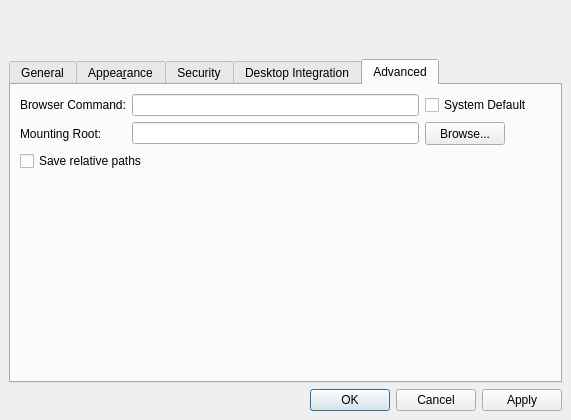
Qt form src/forms/SettingsDlg.ui (thooge/keepassx1) before a commit.
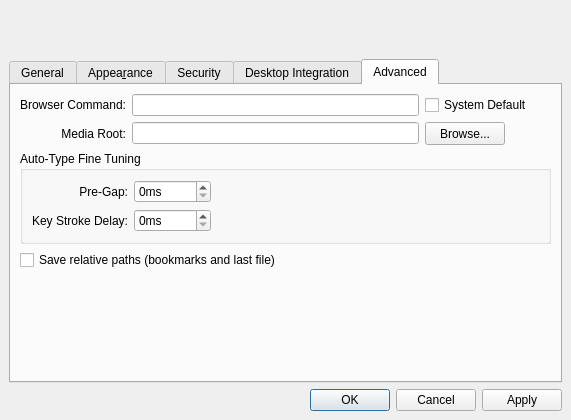
The same form after that commit. The open tabs and pages were chosen to show the change. Icons and pictures are not drawn.

The edit to the form file:
```diff
--- a/src/forms/SettingsDlg.ui
+++ b/src/forms/SettingsDlg.ui
@@ -899,7 +899,10 @@
          <item row="1" column="0" >
           <widget class="QLabel" name="label_2" >
            <property name="text" >
-            <string>Mounting Root:</string>
+            <string>Media Root:</string>
+           </property>
+           <property name="alignment" >
+            <set>Qt::AlignRight|Qt::AlignTrailing|Qt::AlignVCenter</set>
            </property>
           </widget>
          </item>
@@ -908,6 +911,9 @@
            <property name="text" >
             <string>Browser Command:</string>
            </property>
+           <property name="alignment" >
+            <set>Qt::AlignRight|Qt::AlignTrailing|Qt::AlignVCenter</set>
+           </property>
           </widget>
          </item>
          <item row="0" column="1" >
@@ -946,10 +952,84 @@
          </item>
         </layout>
        </item>
+       <item>
+        <widget class="QGroupBox" name="groupBox_3" >
+         <property name="title" >
+          <string>Auto-Type Fine Tuning</string>
+         </property>
+         <layout class="QGridLayout" >
+          <property name="margin" >
+           <number>9</number>
+          </property>
+          <property name="spacing" >
+           <number>6</number>
+          </property>
+          <item row="0" column="1" >
+           <widget class="QSpinBox" name="spinBox_PreGap" >
+            <property name="whatsThis" >
+             <string>Time between the activation of an auto-type action by the user and the first simulated key stroke.</string>
+            </property>
+            <property name="suffix" >
+             <string>ms</string>
+            </property>
+            <property name="maximum" >
+             <number>10000</number>
+            </property>
+           </widget>
+          </item>
+          <item row="0" column="0" >
+           <widget class="QLabel" name="label_4" >
+            <property name="text" >
+             <string>Pre-Gap:</string>
+            </property>
+            <property name="alignment" >
+             <set>Qt::AlignRight|Qt::AlignTrailing|Qt::AlignVCenter</set>
+            </property>
+           </widget>
+          </item>
+          <item row="0" column="2" >
+           <spacer>
+            <property name="orientation" >
+             <enum>Qt::Horizontal</enum>
+            </property>
+            <property name="sizeHint" >
+             <size>
+              <width>40</width>
+              <height>20</height>
+             </size>
+            </property>
+           </spacer>
+          </item>
+          <item row="1" column="0" >
+           <widget class="QLabel" name="label_5" >
+            <property name="text" >
+             <string>Key Stroke Delay:</string>
+            </property>
+            <property name="alignment" >
+             <set>Qt::AlignRight|Qt::AlignTrailing|Qt::AlignVCenter</set>
+            </property>
+           </widget>
+          </item>
+          <item row="1" column="1" >
+           <widget class="QSpinBox" name="spinBox_KeyStrokeDelay" >
+            <property name="whatsThis" >
+             <string>Delay between two simulated key strokes. Increase this if Auto-Type is randomly skipping characters.</string>
+            </property>
+            <property name="suffix" >
+             <string>ms</string>
+            </property>
+            <property name="maximum" >
+             <number>10000</number>
+            </property>
+           </widget>
+          </item>
+         </layout>
+        </widget>
+       </item>
        <item>
         <widget class="QCheckBox" name="CheckBox_SaveRelativePaths" >
          <property name="text" >
-          <string>Save relative paths</string>
+          <string>Save relative paths (bookmarks and last file)</string>
          </property>
         </widget>
        </item>
```
Left out of the diff: 54 changed lines with no effect on the pictures.
